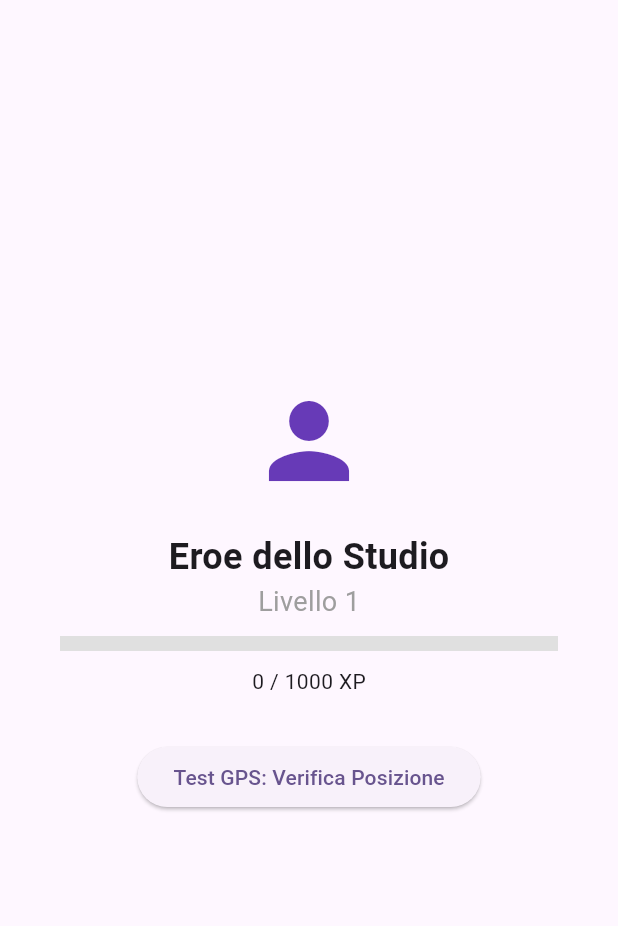
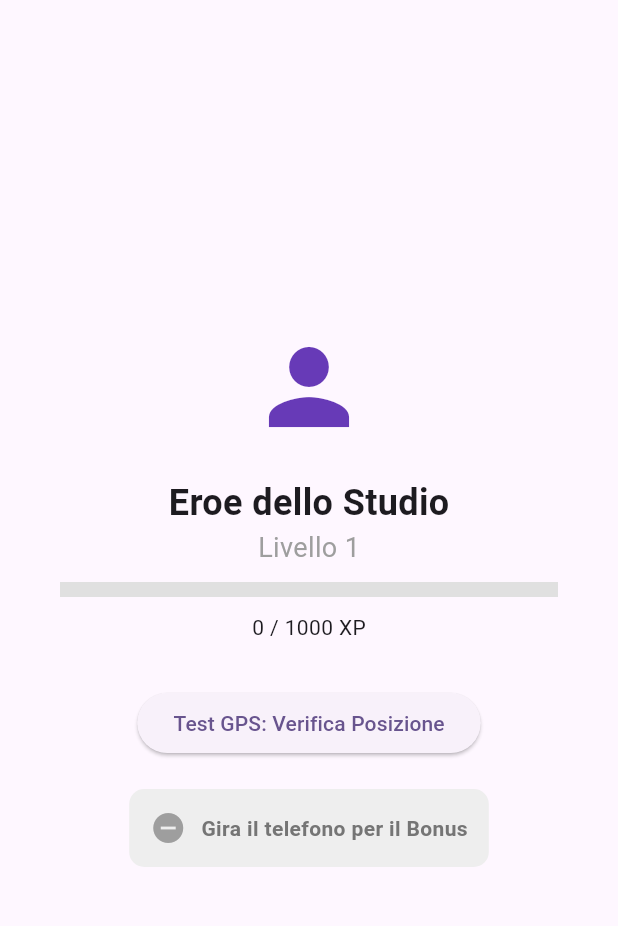
Before and after one commit to saveriobutright/focus_quest, a Flutter app: the screen it shows after launch, on a phone screen of 412 x 824 dp, the part 63-989 px from its top. Run offline on Flutter 3.47's test engine with Material 3 defaults, Android fonts, the phone set to English and light mode, and no system bars; our stand-ins replace flutter_riverpod, geolocator, sensors_plus, sqflite; accounts and stored records are empty.

Commit message:
UI: aggiunto indicatore Rituale di Studio con StreamBuilder e sensori

```diff
--- a/lib/screens/home_page.dart
+++ b/lib/screens/home_page.dart
@@ -2,6 +2,7 @@ import 'package:flutter/material.dart';
 import 'package:flutter_riverpod/flutter_riverpod.dart';
 import '../providers/user_provider.dart';
 import '../services/location_service.dart';
+import '../services/sensor_service.dart';
 
 //Home page (ConsumerWidget can read Riverpod data)
 class HomePage extends ConsumerWidget{
@@ -84,6 +85,46 @@ class HomePage extends ConsumerWidget{
                 },
                 child: const Text("Test GPS: Verifica Posizione"),
               ),
+
+              const SizedBox(height: 20),
+
+              //Listen to sensors
+              StreamBuilder<bool>(
+                stream: SensorService().faceDownStream,
+                builder:(context, snapshot) {
+                  //if facedown activate bonus
+                  final isRitualActive = snapshot.data ?? false;
+
+                  return Container(
+                    padding: const EdgeInsets.all(12),
+                    decoration: BoxDecoration(
+                      color: isRitualActive ? Colors.amber.withValues(alpha: 0.2) : Colors.grey[200],
+                      borderRadius: BorderRadius.circular(10),
+                      border: Border.all(
+                        color: isRitualActive ? Colors.amber : Colors.transparent,
+                        width: 2,
+                      ),
+                    ),
+                    child: Row(
+                      mainAxisSize: MainAxisSize.min,
+                      children:[
+                        Icon(
+                          isRitualActive ? Icons.check_circle : Icons.do_not_disturb_on,
+                          color: isRitualActive ? Colors.amber[800] : Colors.grey,
+                        ),
+                        const SizedBox(width: 10),
+                        Text(
+                          isRitualActive ? "Rituale di Studio Attivo" : "Gira il telefono per il Bonus",
+                          style: TextStyle(
+                            fontWeight: FontWeight.bold,
+                            color: isRitualActive ? Colors.amber[900] : Colors.grey[600],
+                          ),
+                        ),
+                      ],
+                    ),
+                  );
+                },
+              ),
             ],
           ),
         ),
```
